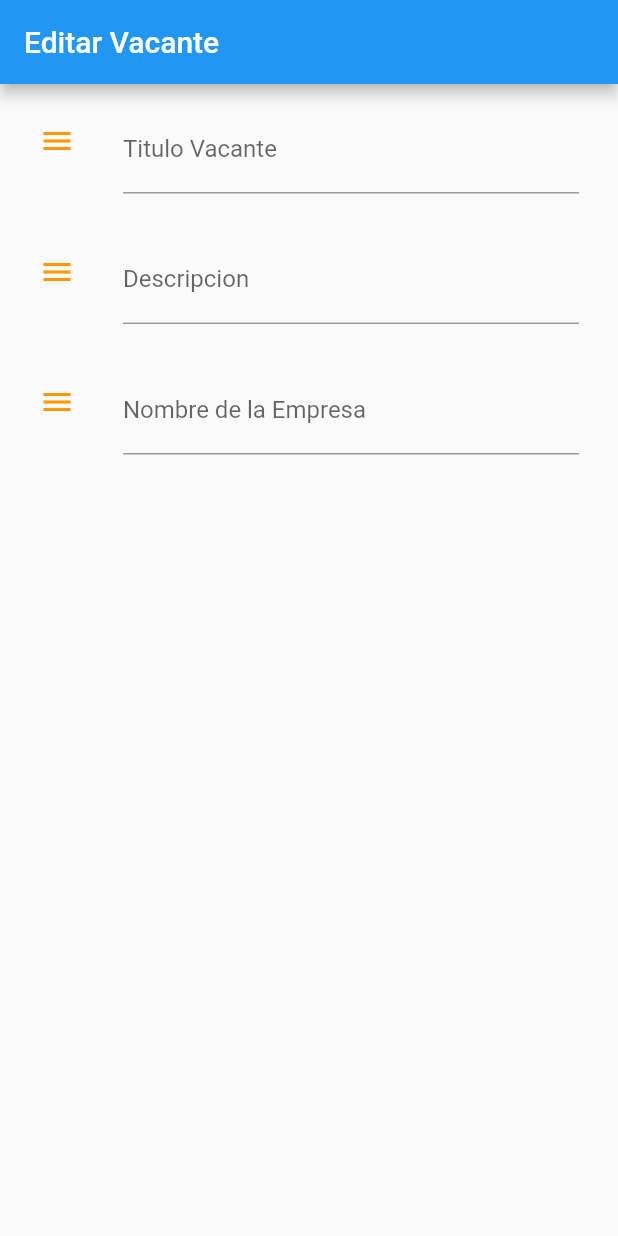
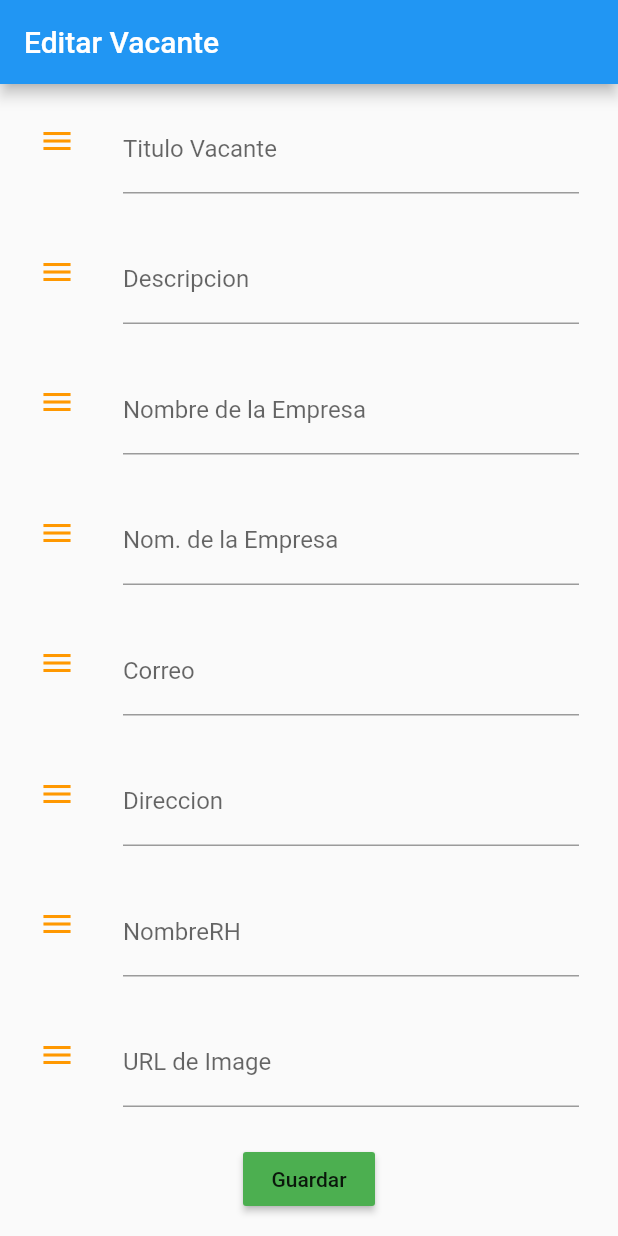
Before and after one commit to JonatSrG/EmpleoJAH, a Flutter app: the EditarVacantePage screen opened directly, on a phone screen of 412 x 824 dp. Run offline on Flutter 3.47's test engine with Material 2 defaults, Android fonts, the phone set to English and light mode, and no system bars; accounts and stored records are empty; statements that could not run were skipped.

Commit message:
editarVacante listo falta addVacante

```diff
--- a/lib/src/pages/addData.dart
+++ b/lib/src/pages/addData.dart
@@ -127,11 +127,11 @@ class _AddDataState extends State<AddData> {
                         borderRadius: new BorderRadius.circular(30.0)),
                     onPressed: () {
                       if (_formKey.currentState.validate()) {
-                        addData();
                         Navigator.push(
                             context,
                             MaterialPageRoute(
                                 builder: (context) => VistaHoracio()));
+                        addData();
                       }
                     },
                   ),
--- a/lib/src/pages/editData.dart
+++ b/lib/src/pages/editData.dart
@@ -102,8 +102,10 @@ class _EditDataState extends State<EditData> {
                   color: Colors.green,
                   onPressed: () {
                     dataEdit();
-                    Navigator.of(context).push(new MaterialPageRoute(
-                        builder: (BuildContext context) => VistaHoracio()));
+                    Navigator.push(
+                        context,
+                        MaterialPageRoute(
+                            builder: (context) => VistaHoracio()));
                   },
                 )
               ],
--- a/lib/src/pages/editarVacantePage.dart
+++ b/lib/src/pages/editarVacantePage.dart
@@ -1,3 +1,4 @@
+import 'package:empleo_jah/src/pages/vistaAdminPage.dart';
 import 'package:flutter/material.dart';
 
 import 'package:http/http.dart' as http;
@@ -23,7 +24,7 @@ class _EditarVacantePageState extends State<EditarVacantePage> {
   TextEditingController controllerImage;
 
   void editarVacante() {
-    var url = "http://192.168.0.108/empleo/.php";
+    var url = "http://192.168.0.108/empleo/editvacante.php";
     http.post(url, body: {
       'id': widget.lista[widget.index]['id'],
       'titulo': controllerTitulo.text,
@@ -115,6 +116,88 @@ class _EditarVacantePageState extends State<EditarVacantePage> {
                     ),
                   ),
                 ),
+                Padding(padding: EdgeInsets.all(10)),
+                ListTile(
+                  leading: Icon(Icons.menu, color: Colors.orange),
+                  title: TextFormField(
+                    controller: controllerTelefono,
+                    validator: (value) {
+                      if (value.isEmpty) return "Ingresa Nom. Empresa";
+                    },
+                    decoration: InputDecoration(
+                      hintText: "Nom. de la Empresa",
+                      labelText: "Nom. de la Empresa",
+                    ),
+                  ),
+                ),
+                Padding(padding: EdgeInsets.all(10)),
+                ListTile(
+                  leading: Icon(Icons.menu, color: Colors.orange),
+                  title: TextFormField(
+                    controller: controllerCorreo,
+                    validator: (value) {
+                      if (value.isEmpty) return "Ingresa un Correo";
+                    },
+                    decoration: InputDecoration(
+                      hintText: "Correo",
+                      labelText: "Correo",
+                    ),
+                  ),
+                ),
+                Padding(padding: EdgeInsets.all(10)),
+                ListTile(
+                  leading: Icon(Icons.menu, color: Colors.orange),
+                  title: TextFormField(
+                    controller: controllerDireccion,
+                    validator: (value) {
+                      if (value.isEmpty) return "Ingresa una Direccion";
+                    },
+                    decoration: InputDecoration(
+                      hintText: "Direccion",
+                      labelText: "Direccion",
+                    ),
+                  ),
+                ),
+                Padding(padding: EdgeInsets.all(10)),
+                ListTile(
+                  leading: Icon(Icons.menu, color: Colors.orange),
+                  title: TextFormField(
+                    controller: controllerNombreRH,
+                    validator: (value) {
+                      if (value.isEmpty) return "Ingresa un Nombre";
+                    },
+                    decoration: InputDecoration(
+                      hintText: "NombreRH",
+                      labelText: "NombreRH",
+                    ),
+                  ),
+                ),
+                Padding(padding: EdgeInsets.all(10)),
+                ListTile(
+                  leading: Icon(Icons.menu, color: Colors.orange),
+                  title: TextFormField(
+                    controller: controllerImage,
+                    validator: (value) {
+                      if (value.isEmpty) return "Ingresa un URL";
+                    },
+                    decoration: InputDecoration(
+                      hintText: "URL de Image",
+                      labelText: "URL de Image",
+                    ),
+                  ),
+                ),
+                Padding(padding: EdgeInsets.all(10)),
+                RaisedButton(
+                  child: new Text("Guardar"),
+                  color: Colors.green,
+                  onPressed: () {
+                    editarVacante();
+                    Navigator.push(
+                        context,
+                        MaterialPageRoute(
+                            builder: (context) => VistaAdminPage()));
+                  },
+                )
               ],
             ),
           ],
```
Also changed, not shown: lib/src/pages/detail.dart (+7 -9 lines).
